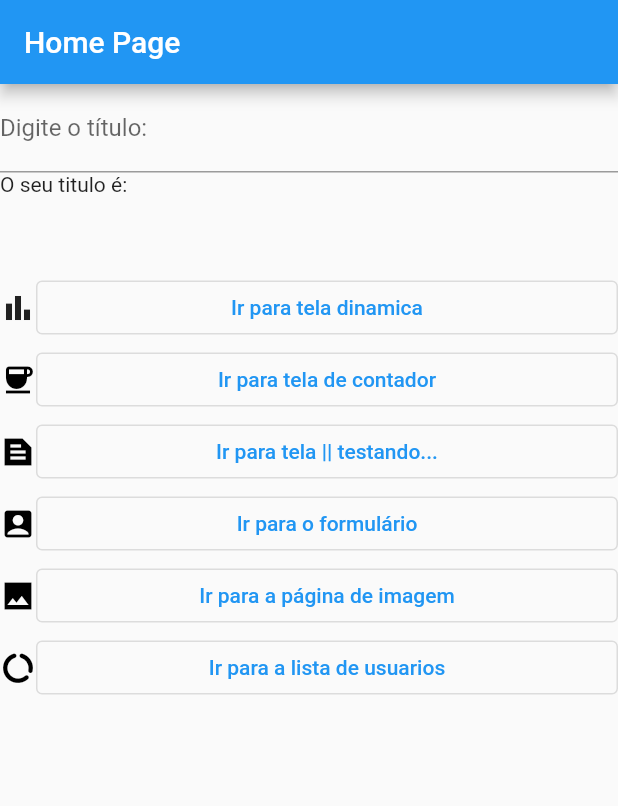
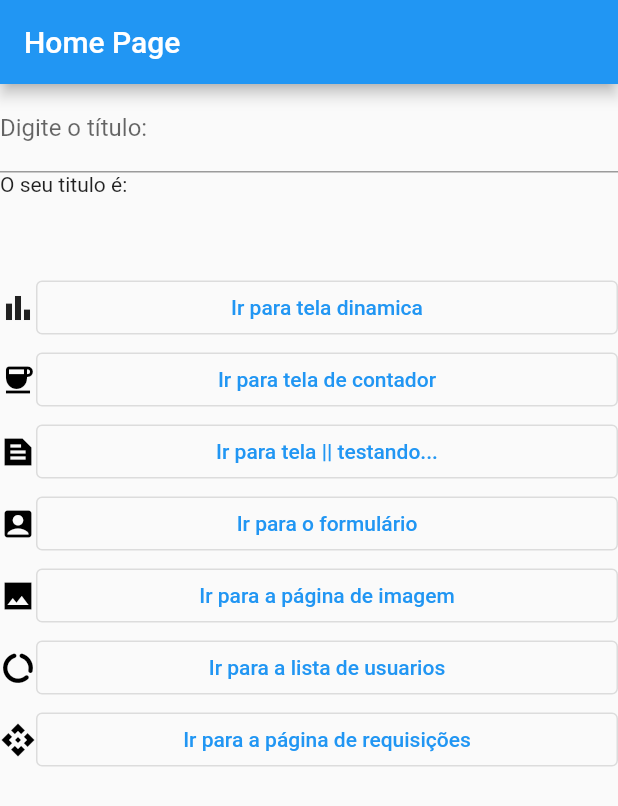
Before and after one commit to juliahaertel/flutter, a Flutter app: the screen it shows after launch, on a phone screen of 412 x 824 dp. Shown: the top 806 px of the screen. Run offline on Flutter 3.47's test engine with Material 2 defaults, Android fonts, the phone set to English and light mode, and no system bars; our stand-ins replace email_validator.

Commit message:
Ajustes e alterações no sistema

```diff
--- a/lib/main.dart
+++ b/lib/main.dart
@@ -1,18 +1,19 @@
 import 'package:flutter/material.dart';
 import 'package:flutter_project/src/models/contador.dart';
-import 'package:flutter_project/src/models/pegaNome.dart';
+import 'package:flutter_project/src/models/pega_nome.dart';
 import 'package:flutter_project/src/provider/users.dart';
 import 'package:flutter_project/src/routes/app_routes.dart';
-import 'src/views/userList.dart';
-import 'src/setStateAplicativ.dart';
+import 'src/views/user_list.dart';
+import 'src/set_state_aplicativ.dart';
 import 'package:provider/provider.dart';
 import 'src/models/contador.dart';
 import 'src/help.dart';
-import 'src/setStateLocal.dart';
+import 'src/set_state_local.dart';
 import 'src/home.dart';
 import 'src/consulta.dart';
 import 'src/form.dart';
 import 'src/imagem.dart';
+import 'src/requisicoes.dart';
 
 //void main() => runApp( const MyApp());
 void main() => runApp(
@@ -45,7 +46,8 @@ class MyApp extends StatelessWidget {
         '/consultaPage': (context) => const ConsultaPage(),
         '/formPage': (context) =>const FormPage(),
         '/imagePage': (context) => const ImagemPage(),
-        '/userList': (context) =>  UserList(),
+        '/userList': (context) =>  const UserList(),
+        '/requisPage': (context) => const RequisPage(),
         // ignore: equal_keys_in_map
         AppRoutes.FORMULARIO: (_) => const FormPage(),
       },
--- a/lib/src/help.dart
+++ b/lib/src/help.dart
@@ -1,6 +1,6 @@
 import 'package:flutter/material.dart';
 import 'package:provider/provider.dart';
-import 'models/pegaNome.dart';
+import 'models/pega_nome.dart';
 
 class ScreenArguments{
   final String message;
--- a/lib/src/home.dart
+++ b/lib/src/home.dart
@@ -1,5 +1,5 @@
 import 'package:flutter/material.dart';
-import 'package:flutter_project/src/models/pegaNome.dart';
+import 'package:flutter_project/src/models/pega_nome.dart';
 import 'package:provider/provider.dart';
 import './help.dart';
 
@@ -12,7 +12,16 @@ class HomePage extends StatelessWidget{
       appBar: AppBar(
         title: const Text('Home Page'),
       ),
-      body: Column(
+      body: ListView(
+        children: [
+          /*
+          ListTile(
+            leading: Icon(Icons.map),
+            trailing: Text('Selecionado'),// || ElevatedButton(onPressed:null, child: Text('Checked')),
+            title: Text('Mapa')
+          )
+          */
+          Column(
           crossAxisAlignment: CrossAxisAlignment.end,
           mainAxisSize: MainAxisSize.max,
           children: [
@@ -118,8 +127,39 @@ class HomePage extends StatelessWidget{
               )
             ],
           ),
+          Row(
+            children: [
+              const Icon(Icons.api, color: Colors.black),
+              Expanded(
+                child: OutlinedButton(
+                  child: const Text('Ir para a página de requisições'),
+                  onPressed: (){
+                    Navigator.pushNamed(context, '/requisPage');
+                  },
+                ),
+              )
+            ]
+          )
+          ]
+        )
         ]
       )
     );
   }
 }
+//lista dinâmica
+/*
+  var contatos = [
+    '1',
+    '2',
+    '3',
+    '4'
+  ]
+
+    body:ListView.builder(
+      itemCount: contatos.length,
+      itemBuilder: (ctx, index){
+        return Text('${contatos[index]}');
+      }
+    )
+*/
--- a/lib/src/models/user.dart
+++ b/lib/src/models/user.dart
@@ -1,5 +1,3 @@
-import 'package:flutter/material.dart';
-
 class User {
   final String? id;
   final String name;
--- a/lib/src/provider/users.dart
+++ b/lib/src/provider/users.dart
@@ -21,6 +21,7 @@ class Users with ChangeNotifier{
 
   void put(User user) {
 
+    // ignore: unnecessary_null_comparison
     if(user == null){
       return;
     }
@@ -48,6 +49,7 @@ class Users with ChangeNotifier{
   }
 
   void remove(User user){
+    // ignore: unnecessary_null_comparison
     if(user!= null && user.id != null){
       _items.remove(user.id);
       notifyListeners();
--- a/lib/src/routes/app_routes.dart
+++ b/lib/src/routes/app_routes.dart
@@ -1,6 +1,5 @@
-import 'package:flutter/cupertino.dart';
-
 class AppRoutes{
   //static const HOME = '/';
+  // ignore: constant_identifier_names
   static const FORMULARIO = '/formPage';
 }
--- a/lib/src/views/userList.dart
+++ b/lib/src/views/user_list.dart
@@ -1,10 +1,11 @@
 import 'package:flutter/material.dart';
-import 'package:flutter_project/src/models/user.dart';
 import 'package:flutter_project/src/provider/users.dart';
-import 'package:flutter_project/src/widget/userTile.dart';
+import 'package:flutter_project/src/widget/user_tile.dart';
 import 'package:provider/provider.dart';
 
 class UserList extends StatelessWidget {
+  const UserList({Key? key}) : super(key: key);
+
 
   @override
   Widget build(BuildContext context) {
--- a/lib/src/widget/userTile.dart
+++ b/lib/src/widget/user_tile.dart
@@ -8,10 +8,11 @@ class UserTile extends StatelessWidget {
 
   final User user;
 
-  const UserTile(this.user);
+  const UserTile(this.user, {Key? key}) : super(key: key);
 
   @override
   Widget build(BuildContext context) {
+    // ignore: unnecessary_null_comparison
     final avatar = user.avatarUrl == null || user.avatarUrl.isEmpty
       ?const CircleAvatar(child: Icon(Icons.person))
       :CircleAvatar(backgroundImage: NetworkImage(user.avatarUrl));
@@ -19,7 +20,7 @@ class UserTile extends StatelessWidget {
       leading: avatar,
       title: Text(user.name),
       subtitle: Text(user.email),
-      trailing: Container(
+      trailing: SizedBox(
         width: 100,
         child: Row(
         children: [
--- a/pubspec.yaml
+++ b/pubspec.yaml
@@ -35,6 +35,7 @@ dependencies:
   # Use with the CupertinoIcons class for iOS style icons.
   cupertino_icons: ^1.0.5
   provider: ^6.0.5
+  http: ^0.13.5
 
 dev_dependencies:
   flutter_test:
```
Also changed, not shown: lib/src/data/dummy_users.dart (+5 -4 lines), lib/src/formulario.dart (+5 -4 lines), lib/src/imagem.dart (+5 -5 lines), lib/src/requisicoes.dart (added, +77 -0 lines), lib/src/models/pega_nome.dart (renamed from lib/src/models/pegaNome.dart), lib/src/set_state_aplicativ.dart (renamed from lib/src/setStateAplicativ.dart), lib/src/set_state_local.dart (renamed from lib/src/setStateLocal.dart), pubspec.lock, 1 other file. Lines whose indentation alone changed are shown as unchanged.
